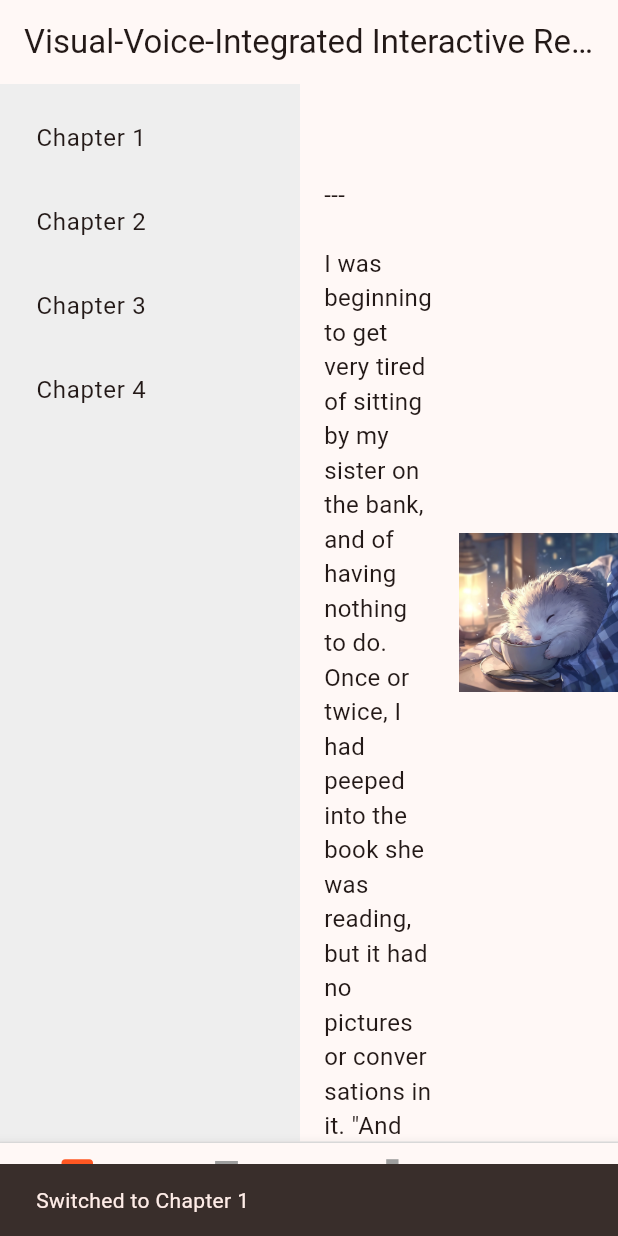
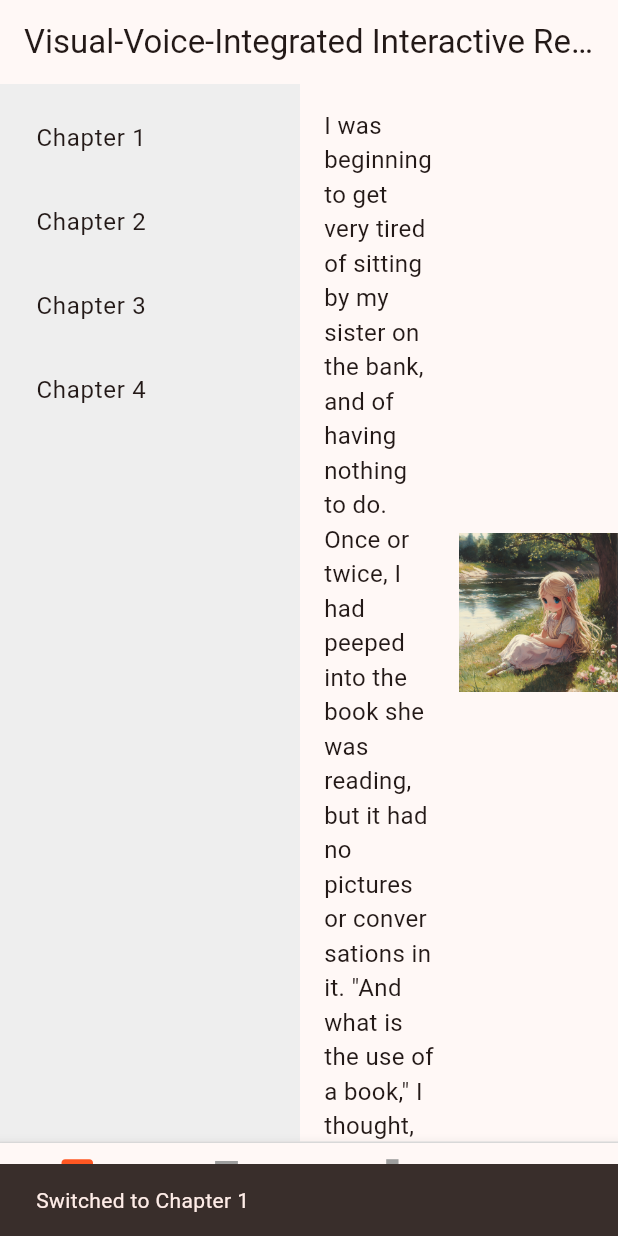
Before and after one commit to HaoyangZhang446/VIVID_app, a Flutter app: the screen it shows after launch, after a tap on an icon or button, on a phone screen of 412 x 824 dp. Run offline on Flutter 3.47's test engine with Material 3 defaults, Android fonts, the phone set to English and light mode, and no system bars; our stand-ins replace just_audio, video_player.

Commit message:
v2.0 present

```diff
--- a/assets/chapters/1.txt
+++ b/assets/chapters/1.txt
@@ -1,7 +1,3 @@
-
-
----
-
 I was beginning to get very tired of sitting by my sister on the bank, and of having nothing to do. Once or twice, I had peeped into the book she was reading, but it had no pictures or conversations in it. "And what is the use of a book," I thought, "without pictures or conversations?"
 
 So I was considering in my own mind (as well as I could, for the hot day made me feel very sleepy and stupid), whether the pleasure of making a daisy-chain would be worth the trouble of getting up and picking the daisies, when suddenly a White Rabbit with pink eyes ran close by me.
--- a/assets/chapters/2.txt
+++ b/assets/chapters/2.txt
@@ -1,7 +1,3 @@
-
-
----
-
 “Curiouser and curiouser!” I cried, so surprised that I forgot how to speak properly. “Now I’m opening out like the largest telescope that ever was! Good-bye, feet!” I looked down and my feet seemed almost out of sight, they were so far off. “Oh, my poor little feet, I wonder who will put on your shoes and stockings for you now, dears? I’m sure I shan’t be able! I shall be a great deal too far off to trouble myself about you: you must manage the best way you can;—but I must be kind to them,” I thought. “Or perhaps they won’t walk the way I want to go! Let me see: I’ll give them a new pair of boots every Christmas.”
 
 I went on planning how I would manage it. “They must go by the carrier,” I thought. “And how funny it’ll seem, sending presents to one’s own feet! And how odd the directions will look!”
--- a/assets/chapters/3.txt
+++ b/assets/chapters/3.txt
@@ -1,7 +1,3 @@
-
-
----
-
 They were indeed a queer-looking party that assembled on the bank—the birds with draggled feathers, the animals with their fur clinging close to them, and all dripping wet, cross, and uncomfortable. I looked around at the Mouse, the Duck, the Dodo, the Lory, and the Eaglet. We were quite a sight, and I couldn't help but feel a bit out of place among them.
 
 The first question of course was, how to get dry again: they had a consultation about this, and after a few minutes it seemed quite natural to me to find myself talking familiarly with them, as if I had known them all my life. I had quite a long argument with the Lory, who at last turned sulky, and would only say, “I am older than you, and must know better;” and this I would not allow without knowing how old it was, and, as the Lory positively refused to tell its age, there was no more to be said.
--- a/assets/chapters/4.txt
+++ b/assets/chapters/4.txt
@@ -1,7 +1,3 @@
-
-
----
-
 It was the White Rabbit, trotting slowly back again, and looking anxiously about as it went, as if it had lost something. I heard it muttering to itself, “The Duchess! The Duchess! Oh my dear paws! Oh my fur and whiskers! She’ll get me executed, as sure as ferrets are ferrets! Where _can_ I have dropped them, I wonder?” I guessed in a moment that it was looking for the fan and the pair of white kid gloves. I very good-naturedly began hunting about for them, but they were nowhere to be seen—everything seemed to have changed since my swim in the pool, and the great hall, with the glass table and the little door, had vanished completely.
 
 Very soon the Rabbit noticed me, as I went hunting about, and called out to me in an angry tone, “Why, Mary Ann, what _are_ you doing out here? Run home this moment, and fetch me a pair of gloves and a fan! Quick, now!” I was so much frightened that I ran off at once in the direction it pointed to, without trying to explain the mistake it had made.
--- a/lib/widgets/mode_switcher.dart
+++ b/lib/widgets/mode_switcher.dart
@@ -25,7 +25,7 @@ class ModeSwitcher extends StatelessWidget {
       items: [
         BottomNavigationBarItem(
           icon: Icon(Icons.image, size: 28), // 调整图标大小
-          label: 'Text + Pictures',
+          label: 'Text + Visuals',
         ),
         BottomNavigationBarItem(
           icon: Icon(Icons.text_fields, size: 28), // 调整图标大小
@@ -37,7 +37,7 @@ class ModeSwitcher extends StatelessWidget {
         ),
         BottomNavigationBarItem(
           icon: Icon(Icons.videocam, size: 28), // 调整图标大小
-          label: 'Text + Video',
+          label: 'Multimodal',
         ),
       ],
     );
--- a/lib/widgets/reading_view.dart
+++ b/lib/widgets/reading_view.dart
@@ -75,6 +75,7 @@ class _ReadingViewState extends State<ReadingView> {
       'assets/chapter${widget.chapter}/pictures/picture1.png',
       'assets/chapter${widget.chapter}/pictures/picture2.png',
       'assets/chapter${widget.chapter}/pictures/picture3.png',
+      'assets/chapter${widget.chapter}/pictures/picture4.png',
     ];
 
     setState(() {
```
Also changed, not shown: assets/chapter1/pictures/picture1.png, assets/chapter1/pictures/picture2.png, assets/chapter1/pictures/picture3.png, 2 other files.
